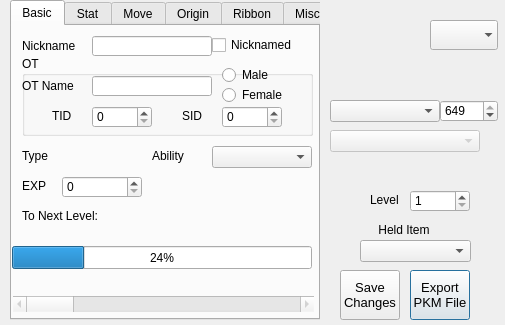
This is QT Projects/pkmviewer.ui in Annovae/PKMDS-G5 as Qt 5 draws it before an edit. The edited form follows.
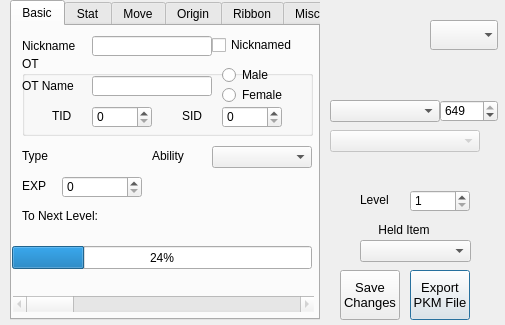
This is the edited form.

```diff
--- a/QT Projects/pkmviewer.ui
+++ b/QT Projects/pkmviewer.ui
@@ -142,9 +142,9 @@
    <widget class="QLabel" name="lblLevel">
     <property name="geometry">
      <rect>
-      <x>40</x>
+      <x>30</x>
       <y>190</y>
-      <width>31</width>
+      <width>40</width>
       <height>20</height>
      </rect>
     </property>
```
Left out of the diff: 14 changed lines with no effect on the pictures.
